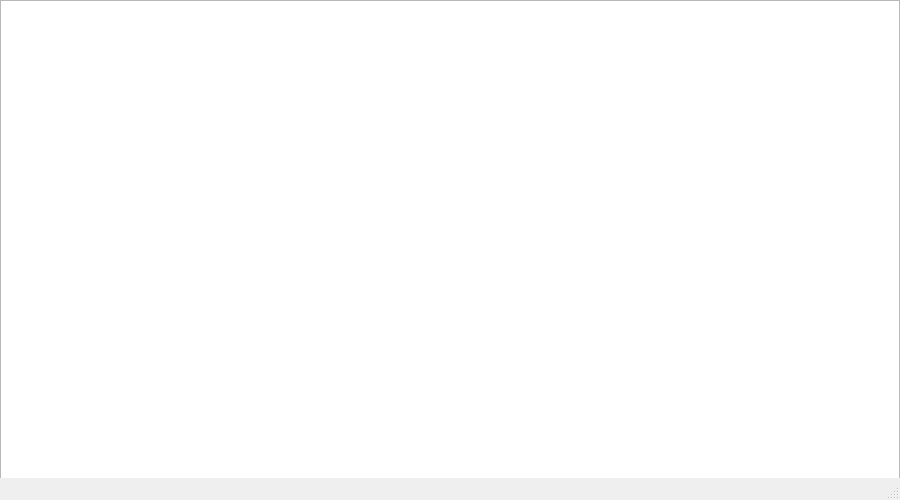
This is PacienciaSpyder/window.ui in gianricardo/prog3 as Qt 5 draws it before an edit. The edited form follows.
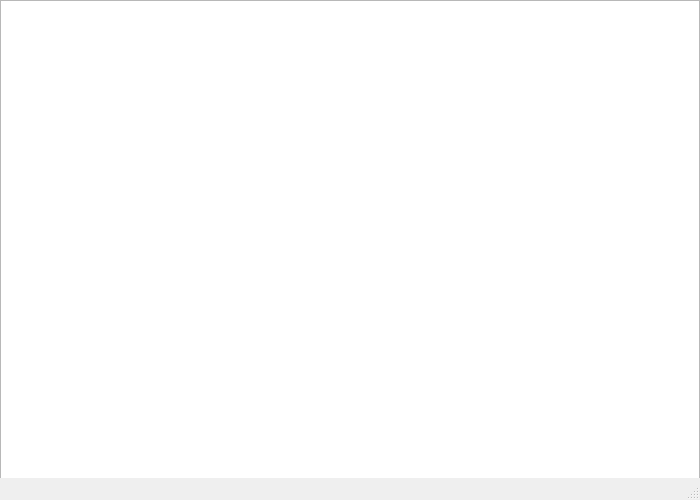
This is the edited form.

```diff
--- a/PacienciaSpyder/window.ui
+++ b/PacienciaSpyder/window.ui
@@ -6,7 +6,7 @@
    <rect>
     <x>0</x>
     <y>0</y>
-    <width>900</width>
+    <width>700</width>
     <height>500</height>
    </rect>
   </property>
@@ -19,7 +19,7 @@
      <rect>
       <x>0</x>
       <y>0</y>
-      <width>900</width>
+      <width>700</width>
       <height>500</height>
      </rect>
     </property>
```
Left out of the diff: 2 changed lines with no effect on the pictures.
